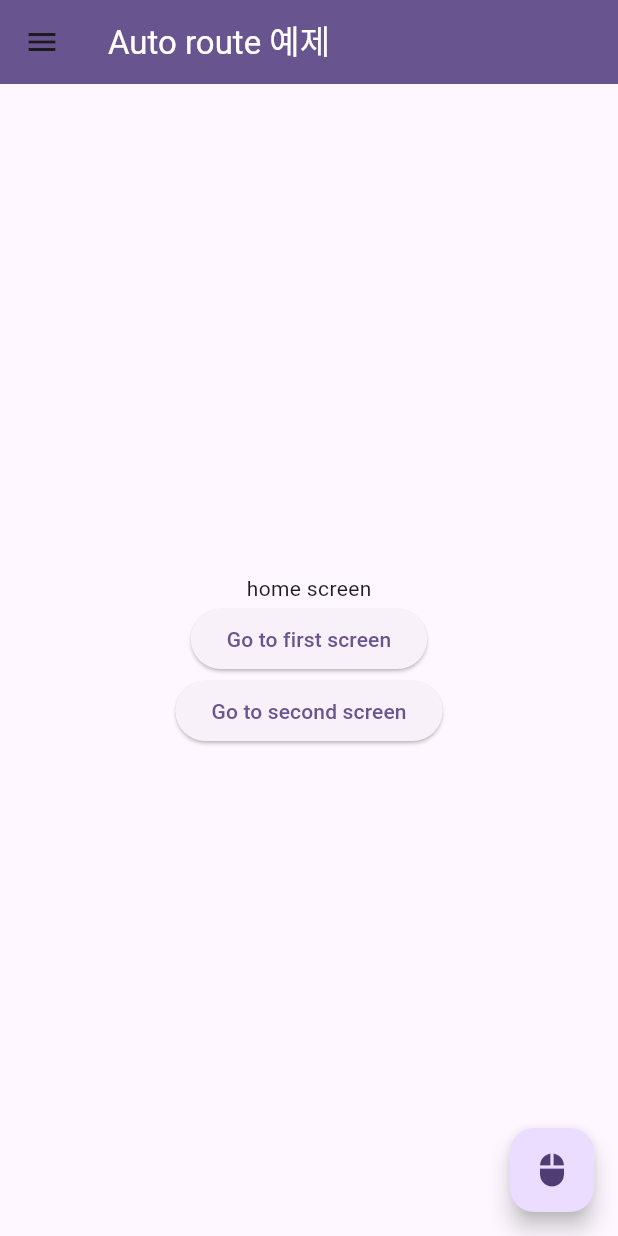
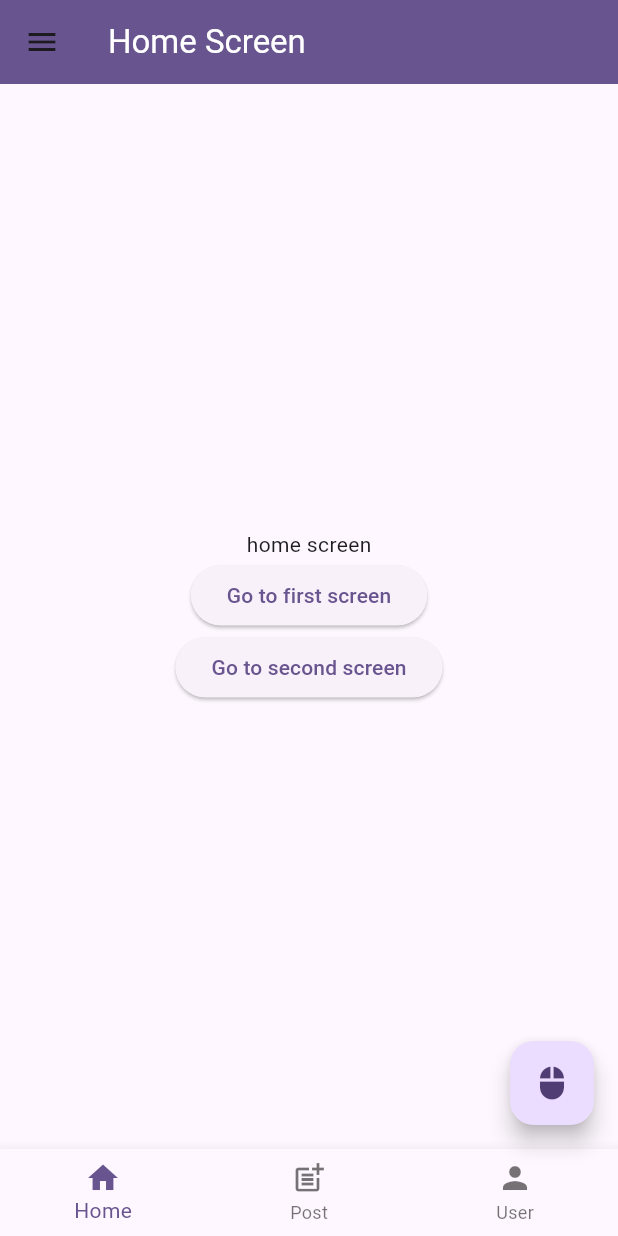
Before and after one commit to NewChoBo/portfolio_riverpod, a Flutter app: the screen it shows after launch, on a phone screen of 412 x 824 dp. Run offline on Flutter 3.47's test engine with Material 3 defaults, Android fonts, the phone set to English and light mode, and no system bars; our stand-ins replace auto_route.

Commit message:
refactor: base scaffold 적용

```diff
--- /dev/null
+++ b/lib/global/presentation/screens/base_scaffold.dart
@@ -0,0 +1,102 @@
+import 'package:auto_route/auto_route.dart';
+import 'package:flutter/material.dart';
+import 'package:portfolio_riverpod/app_router.dart';
+
+class BaseScaffold extends StatelessWidget {
+  final Widget body;
+  final String title;
+
+  const BaseScaffold({
+    required this.body,
+    required this.title,
+    super.key,
+  });
+
+  @override
+  Widget build(BuildContext context) {
+    final router = AutoRouter.of(context);
+
+    return Scaffold(
+      drawer: Drawer(
+        child: ListView(
+          padding: EdgeInsets.zero,
+          children: [
+            DrawerHeader(
+              decoration: BoxDecoration(
+                color: Theme.of(context).primaryColor,
+              ),
+              child: const Text(
+                'Drawer Header',
+                style: TextStyle(
+                  color: Colors.white,
+                  fontSize: 24,
+                ),
+              ),
+            ),
+            ListTile(
+              title: const Text('Home'),
+              onTap: () {
+                router.push(const HomeRoute());
+              },
+            ),
+            ListTile(
+              title: const Text('Post'),
+              onTap: () {
+                router.push(const PostRoute());
+              },
+            ),
+            ListTile(
+              title: const Text('User'),
+              onTap: () {
+                router.push(const UserRoute());
+              },
+            ),
+          ],
+        ),
+      ),
+      appBar: AppBar(
+        backgroundColor: Theme.of(context).primaryColor,
+        title: Text(
+          title,
+          style: const TextStyle(color: Colors.white),
+        ),
+      ),
+      body: SafeArea(child: body),
+      floatingActionButton: FloatingActionButton(
+        onPressed: () {
+          router.push(const HomeRoute());
+        },
+        child: const Icon(Icons.mouse),
+      ),
+      bottomNavigationBar: BottomNavigationBar(
+        items: const [
+          BottomNavigationBarItem(
+            icon: Icon(Icons.home),
+            label: 'Home',
+          ),
+          BottomNavigationBarItem(
+            icon: Icon(Icons.post_add),
+            label: 'Post',
+          ),
+          BottomNavigationBarItem(
+            icon: Icon(Icons.person),
+            label: 'User',
+          ),
+        ],
+        onTap: (index) {
+          switch (index) {
+            case 0:
+              router.push(const HomeRoute());
+              break;
+            case 1:
+              router.push(const PostRoute());
+              break;
+            case 2:
+              router.push(const UserRoute());
+              break;
+          }
+        },
+      ),
+    );
+  }
+}
--- a/lib/home/presentation/screens/home_screen.dart
+++ b/lib/home/presentation/screens/home_screen.dart
@@ -2,6 +2,7 @@
 import 'package:auto_route/auto_route.dart';
 import 'package:flutter/material.dart';
 import 'package:portfolio_riverpod/app_router.dart';
+import 'package:portfolio_riverpod/global/presentation/screens/base_scaffold.dart';
 
 @RoutePage() // 어노테이션 추가
 class HomeScreen extends StatelessWidget {
@@ -11,51 +12,8 @@ class HomeScreen extends StatelessWidget {
   Widget build(BuildContext context) {
     final router = AutoRouter.of(context);
 
-    return Scaffold(
-      drawer: Drawer(
-        child: ListView(
-          padding: EdgeInsets.zero,
-          children: [
-            DrawerHeader(
-              decoration: BoxDecoration(
-                color: Theme.of(context).primaryColor,
-              ),
-              child: Text(
-                'Drawer Header',
-                style: TextStyle(
-                  color: Colors.white,
-                  fontSize: 24,
-                ),
-              ),
-            ),
-            ListTile(
-              title: const Text('Home'),
-              onTap: () {
-                router.push(const HomeRoute());
-              },
-            ),
-            ListTile(
-              title: const Text('Post'),
-              onTap: () {
-                router.push(const PostRoute());
-              },
-            ),
-            ListTile(
-              title: const Text('User'),
-              onTap: () {
-                router.push(const UserRoute());
-              },
-            ),
-          ],
-        ),
-      ),
-      appBar: AppBar(
-        backgroundColor: Theme.of(context).primaryColor,
-        title: const Text(
-          "Auto route 예제",
-          style: TextStyle(color: Colors.white),
-        ),
-      ),
+    return BaseScaffold(
+      title: "Home Screen",
       body: SafeArea(
         child: SizedBox(
           width: double.infinity,
@@ -79,12 +37,6 @@ class HomeScreen extends StatelessWidget {
           ),
         ),
       ),
-      floatingActionButton: FloatingActionButton(
-        onPressed: () {
-          router.push(const HomeRoute());
-        },
-        child: const Icon(Icons.mouse),
-      ),
     );
   }
 }
```
Also changed, not shown: lib/post/presentation/screens/post_screen.dart (+3 -9 lines), lib/user/presentation/screens/user_screen.dart (+3 -8 lines).
